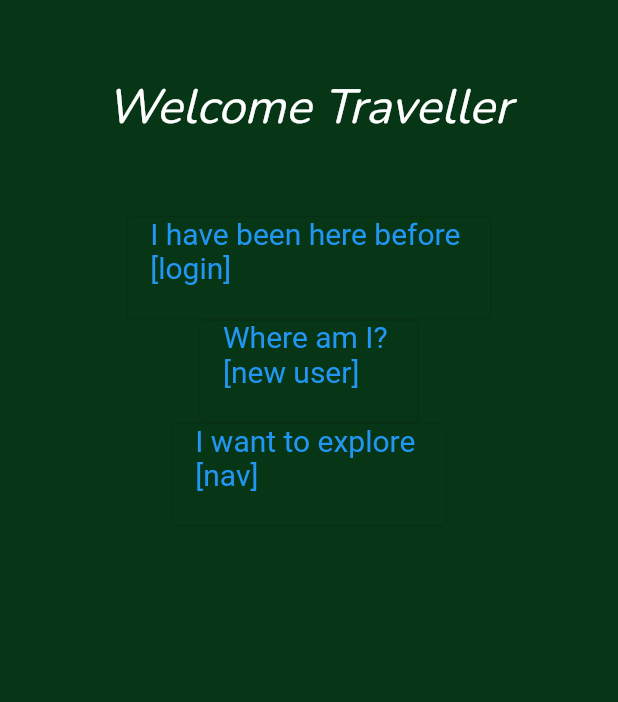
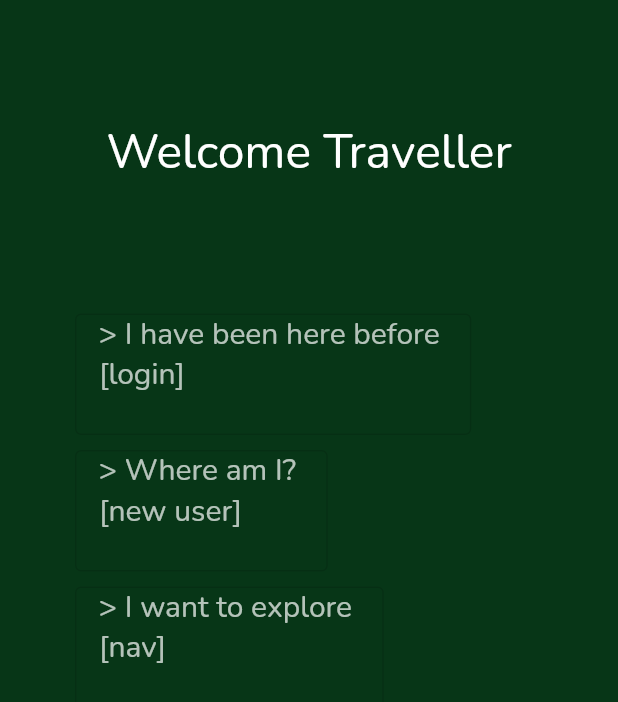
Before and after one commit to csc301-fall-2021/team-project-9-greenpeeps, a Flutter app: the screen it shows after launch, on a phone screen of 412 x 824 dp. Shown: the top 702 px of the screen. Run offline on Flutter 3.47's test engine with Material 2 defaults, Android fonts, the phone set to English and light mode, and no system bars; our stand-ins replace firebase_core; missing offline and left inert: firebase_core_web; accounts and stored records are empty.

Commit message:
edit welcome page visuals

```diff
--- a/green_peeps_app/lib/welcome.dart
+++ b/green_peeps_app/lib/welcome.dart
@@ -15,12 +15,14 @@ class _WelcomeState extends State<Welcome> {
     OutlinedButton.styleFrom(
         textStyle: const TextStyle(
             fontSize: 20,
-            color: Colors.white)
+            fontFamily: 'Nunito',),
+        primary: Colors.white70,
        );
 
 // ButtonStyle(
 //     backgroundColor: MaterialStateProperty.all<Color>(Colors.green),
 //   )
+    const double horPaddingVal = 50;
 
     return Scaffold(
       body: SafeArea(
@@ -29,39 +31,53 @@ class _WelcomeState extends State<Welcome> {
                 color: Color(0xff073617),
             ),
             child: Column(
+              crossAxisAlignment: CrossAxisAlignment.start,
+
               children: [
                 Padding(
-                  padding: const EdgeInsets.symmetric(vertical: 50.0),
+                  padding: const EdgeInsets.symmetric(vertical: 80.0),
                   child: Center(
                       child: Text('Welcome Traveller',
                       style: TextStyle(
                         color: Colors.white,
                         fontSize: 32,
-                        fontStyle: FontStyle.italic,
+                        fontFamily: 'Nunito',
                       ),
                       )
                   ),
                 ),
-                OutlinedButton(
+                Padding(
+                  padding: const EdgeInsets.symmetric(horizontal: horPaddingVal,
+                      vertical: 5),
+                  child: OutlinedButton(
                     style: style,
                     onPressed: (){
                       Navigator.pushNamed(context, '/login');
                     },
-                  child: const Text('I have been here before \n[login]\n'),
+                    child: const Text('> I have been here before \n[login]\n'),
                   ),
-                OutlinedButton(
+                ),
+                Padding(
+                  padding: const EdgeInsets.symmetric(horizontal: horPaddingVal,
+                      vertical: 5),
+                  child: OutlinedButton(
                     style: style,
                     onPressed: (){
                       Navigator.pushNamed(context, '/new');
                     },
-                  child: const Text('Where am I? \n[new user]\n'),
+                    child: const Text('> Where am I? \n[new user]\n'),
                   ),
-                OutlinedButton(
+                ),
+                Padding(
+                  padding: const EdgeInsets.symmetric(horizontal: horPaddingVal,
+                    vertical: 5),
+                  child: OutlinedButton(
                     style: style,
                     onPressed: (){
                       Navigator.pushNamed(context, '/nav');
                     },
-                  child: const Text('I want to explore \n[nav]\n'),
+                    child: const Text('> I want to explore \n[nav]\n'),
+                  ),
                 ),],
             ),
           )),
```
Lines whose indentation alone changed are shown as unchanged.
